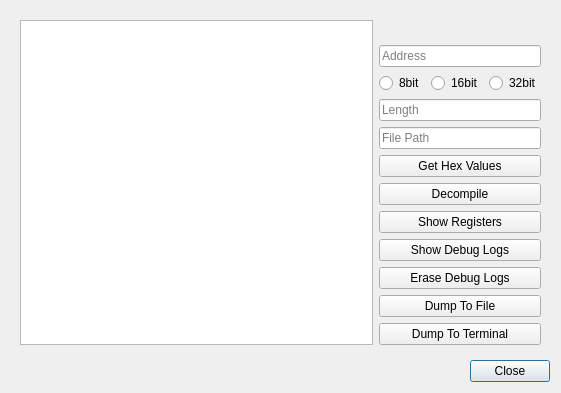
The window that qtBuildSystem/Mu/debugviewer.ui (meepingsnesroms/Mu) describes before a commit, drawn with Qt 5.
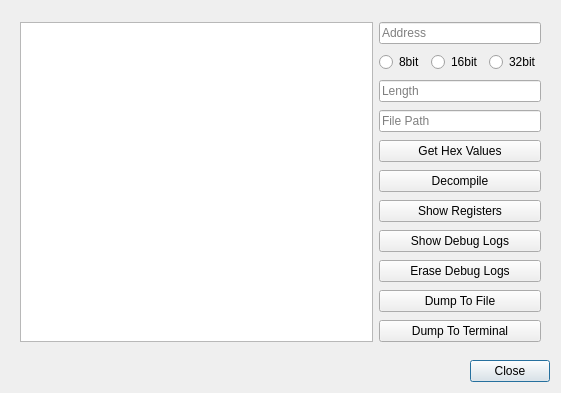
The same window after the commit.

Commit message: Can now copy from log output

Diff of the .ui file:
```diff
--- a/qtBuildSystem/Mu/debugviewer.ui
+++ b/qtBuildSystem/Mu/debugviewer.ui
@@ -45,7 +45,7 @@
       </sizepolicy>
      </property>
      <layout class="QGridLayout" name="gridLayout_2">
-      <item row="10" column="1" colspan="3">
+      <item row="9" column="1" colspan="3">
        <widget class="QPushButton" name="debugDumpToFile">
         <property name="text">
          <string>Dump To File</string>
@@ -55,10 +55,14 @@
         </property>
        </widget>
       </item>
-      <item row="0" column="0" rowspan="12">
-       <widget class="QListWidget" name="debugValueList"/>
-      </item>
       <item row="5" column="1" colspan="3">
+       <widget class="QPushButton" name="debugDecompile">
+        <property name="text">
+         <string>Decompile</string>
+        </property>
+       </widget>
+      </item>
+      <item row="4" column="1" colspan="3">
        <widget class="QPushButton" name="debugGetHexValues">
         <property name="text">
          <string>Get Hex Values</string>
@@ -68,28 +72,28 @@
         </property>
        </widget>
       </item>
-      <item row="2" column="3">
+      <item row="1" column="3">
        <widget class="QRadioButton" name="debug32Bit">
         <property name="text">
          <string>32bit</string>
         </property>
        </widget>
       </item>
-      <item row="2" column="1">
+      <item row="1" column="1">
        <widget class="QRadioButton" name="debug8Bit">
         <property name="text">
          <string>8bit</string>
         </property>
        </widget>
       </item>
-      <item row="3" column="1" colspan="3">
+      <item row="2" column="1" colspan="3">
        <widget class="QLineEdit" name="debugLength">
         <property name="placeholderText">
          <string>Length</string>
         </property>
        </widget>
       </item>
-      <item row="9" column="1" colspan="3">
+      <item row="8" column="1" colspan="3">
        <widget class="QPushButton" name="debugEraseDebugLogs">
         <property name="text">
          <string>Erase Debug Logs</string>
@@ -99,7 +103,7 @@
         </property>
        </widget>
       </item>
-      <item row="8" column="1" colspan="3">
+      <item row="7" column="1" colspan="3">
        <widget class="QPushButton" name="debugShowDebugLogs">
         <property name="text">
          <string>Show Debug Logs</string>
@@ -109,14 +113,14 @@
         </property>
        </widget>
       </item>
-      <item row="2" column="2">
+      <item row="1" column="2">
        <widget class="QRadioButton" name="debug16Bit">
         <property name="text">
          <string>16bit</string>
         </property>
        </widget>
       </item>
-      <item row="11" column="1" colspan="3">
+      <item row="10" column="1" colspan="3">
        <widget class="QPushButton" name="debugDumpToTerminal">
         <property name="text">
          <string>Dump To Terminal</string>
@@ -126,31 +130,40 @@
         </property>
        </widget>
       </item>
-      <item row="1" column="1" colspan="3">
+      <item row="0" column="1" colspan="3">
        <widget class="QLineEdit" name="debugAddress">
         <property name="placeholderText">
          <string>Address</string>
         </property>
        </widget>
       </item>
-      <item row="4" column="1" colspan="3">
+      <item row="3" column="1" colspan="3">
        <widget class="QLineEdit" name="debugFilePath">
         <property name="placeholderText">
          <string>File Path</string>
         </property>
        </widget>
       </item>
-      <item row="7" column="1" colspan="3">
+      <item row="6" column="1" colspan="3">
        <widget class="QPushButton" name="debugShowRegisters">
         <property name="text">
          <string>Show Registers</string>
         </property>
        </widget>
       </item>
-      <item row="6" column="1" colspan="3">
-       <widget class="QPushButton" name="debugDecompile">
-        <property name="text">
-         <string>Decompile</string>
+      <item row="0" column="0" rowspan="11">
+       <widget class="QTextEdit" name="debugValueList">
+        <property name="sizePolicy">
+         <sizepolicy hsizetype="Expanding" vsizetype="Expanding">
+          <horstretch>0</horstretch>
+          <verstretch>0</verstretch>
+         </sizepolicy>
+        </property>
+        <property name="readOnly">
+         <bool>true</bool>
+        </property>
+        <property name="acceptRichText">
+         <bool>false</bool>
         </property>
        </widget>
       </item>
```
The commit also changes 1 other file.
